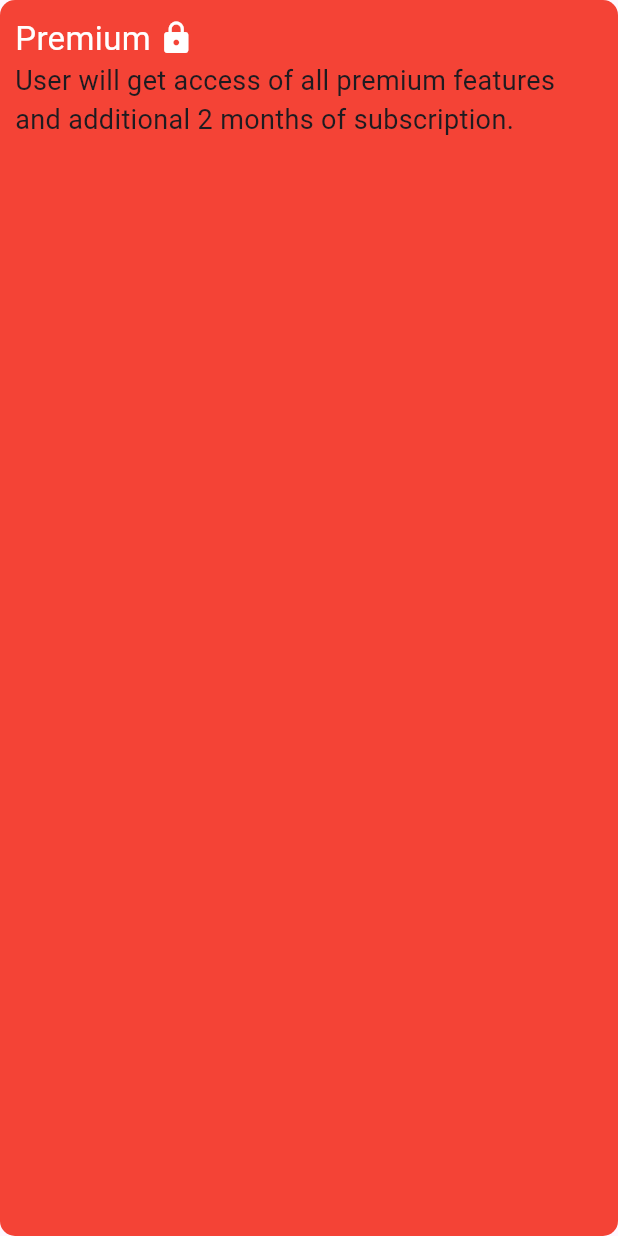
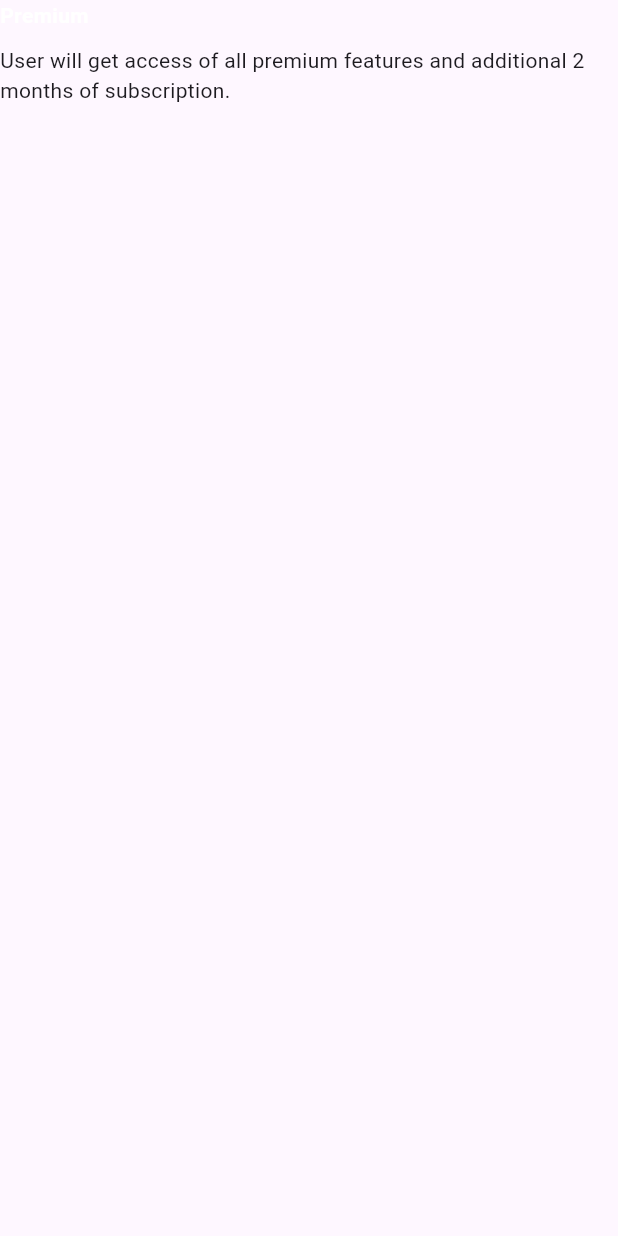
Before and after one commit to Ms0781/In_app_purchase_flutter, a Flutter app: the OfferingWidget widget shown alone on an empty page, opened directly, on a phone screen of 412 x 824 dp. Run offline on Flutter 3.47's test engine with Material 3 defaults, Android fonts, the phone set to English and light mode, and no system bars; our stand-ins replace google_fonts.

Commit message:
Temp Commit

```diff
--- a/lib/view/paywall_widget.dart
+++ b/lib/view/paywall_widget.dart
@@ -1,31 +1,34 @@
 import 'package:flutter/material.dart';
-import 'package:google_fonts/google_fonts.dart';
 
 class OfferingWidget extends StatelessWidget {
   final String title;
   final String amount;
   final String description;
-  const OfferingWidget({super.key, required this.title, required this.amount, required this.description});
+
+  const OfferingWidget(
+      {super.key,
+      required this.title,
+      required this.amount,
+      required this.description});
 
   @override
   Widget build(BuildContext context) {
     return Container(
-      width: MediaQuery.of(context).size.width,
       decoration: BoxDecoration(
         borderRadius: BorderRadius.circular(10),
-        color: Colors.red
       ),
-      padding: const EdgeInsets.all(10),
       child: Column(
         crossAxisAlignment: CrossAxisAlignment.start,
         mainAxisAlignment: MainAxisAlignment.start,
         children: [
-          Row(children: [
-            Text(title,style: GoogleFonts.roboto(fontSize: 22,color: Colors.white),),
-            const SizedBox(width: 5,),
-            const Icon(Icons.lock,color: Colors.white,)
-          ],),
-          Text(description,style: GoogleFonts.roboto(fontSize: 18),)
+          Text(
+            title,
+            style: const TextStyle(fontWeight: FontWeight.w600, color: Colors.white),
+          ),
+          const SizedBox(height: 10,),
+          Text(description,
+            style: TextStyle(),
+          )
         ],
       ),
     );
```
